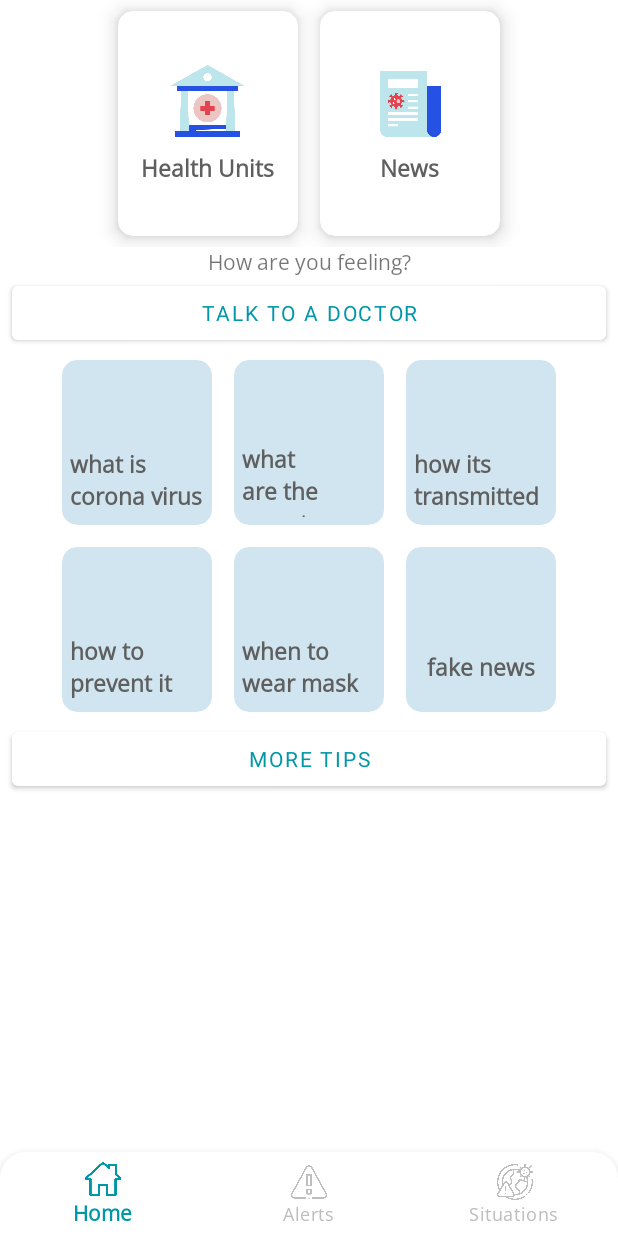
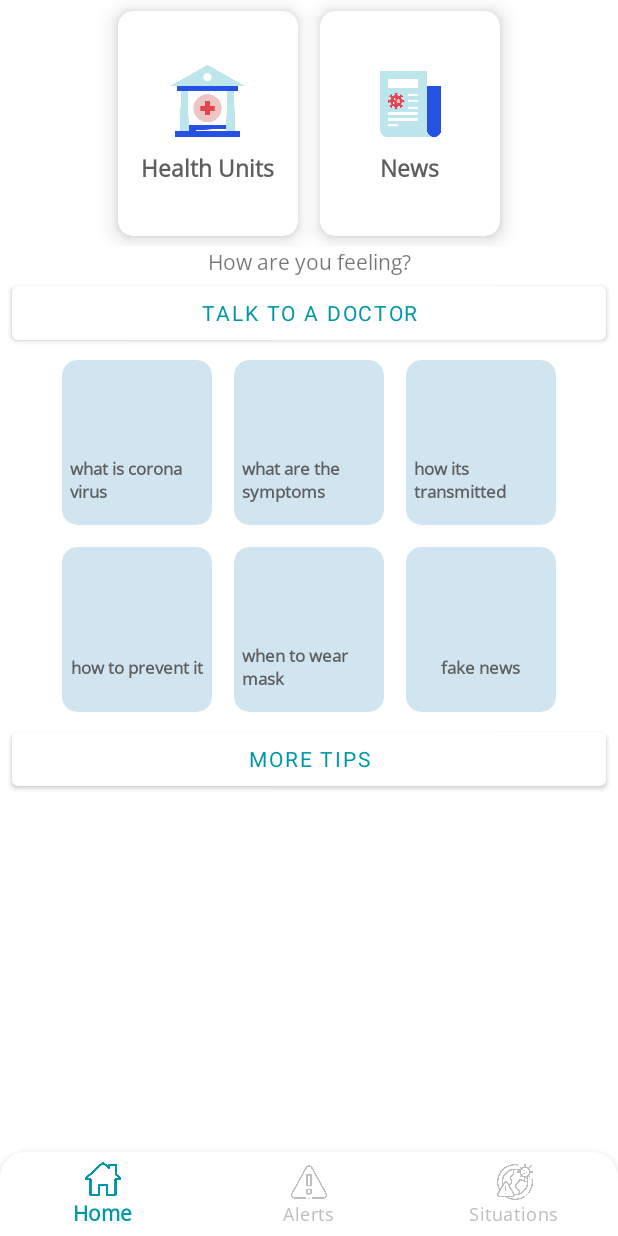
Before and after one commit to opensource254/covidapp, an Android app: the screen it shows after launch (MainActivity), on a phone screen of 412 x 824 dp. Run offline under Robolectric (Android 15) with nearby library versions, the phone set to English and light mode, and no system bars; Roboto replaces fonts that are not available here; 1 statement that could not run was skipped.

Commit message:
reduced tips size

```diff
--- a/app/src/main/res/layout/fragment_home.xml
+++ b/app/src/main/res/layout/fragment_home.xml
@@ -172,7 +172,7 @@
                                 android:layout_height="wrap_content"
                                 android:layout_gravity="center"
                                 android:text="what is corona virus"
-                                android:textSize="15sp"
+                                android:textSize="11sp"
                                 android:textStyle="bold" />
                         </LinearLayout>
 
@@ -208,7 +208,7 @@
                                 android:layout_height="wrap_content"
                                 android:layout_gravity="center"
                                 android:text="what are the symptoms"
-                                android:textSize="15sp"
+                                android:textSize="11sp"
                                 android:textStyle="bold" />
                         </LinearLayout>
 
@@ -243,7 +243,7 @@
                                 android:layout_height="wrap_content"
                                 android:layout_gravity="center"
                                 android:text="how its transmitted"
-                                android:textSize="15sp"
+                                android:textSize="11sp"
                                 android:textStyle="bold" />
                         </LinearLayout>
 
@@ -289,7 +289,7 @@
                                 android:layout_height="wrap_content"
                                 android:layout_gravity="center"
                                 android:text="how to prevent it"
-                                android:textSize="15sp"
+                                android:textSize="11sp"
                                 android:textStyle="bold" />
                         </LinearLayout>
 
@@ -325,7 +325,7 @@
                                 android:layout_height="wrap_content"
                                 android:layout_gravity="center"
                                 android:text="when to wear mask"
-                                android:textSize="15sp"
+                                android:textSize="11sp"
                                 android:textStyle="bold" />
                         </LinearLayout>
 
@@ -360,7 +360,7 @@
                                 android:layout_height="wrap_content"
                                 android:layout_gravity="center"
                                 android:text="fake news"
-                                android:textSize="15sp"
+                                android:textSize="11sp"
                                 android:textStyle="bold" />
                         </LinearLayout>
 
```
